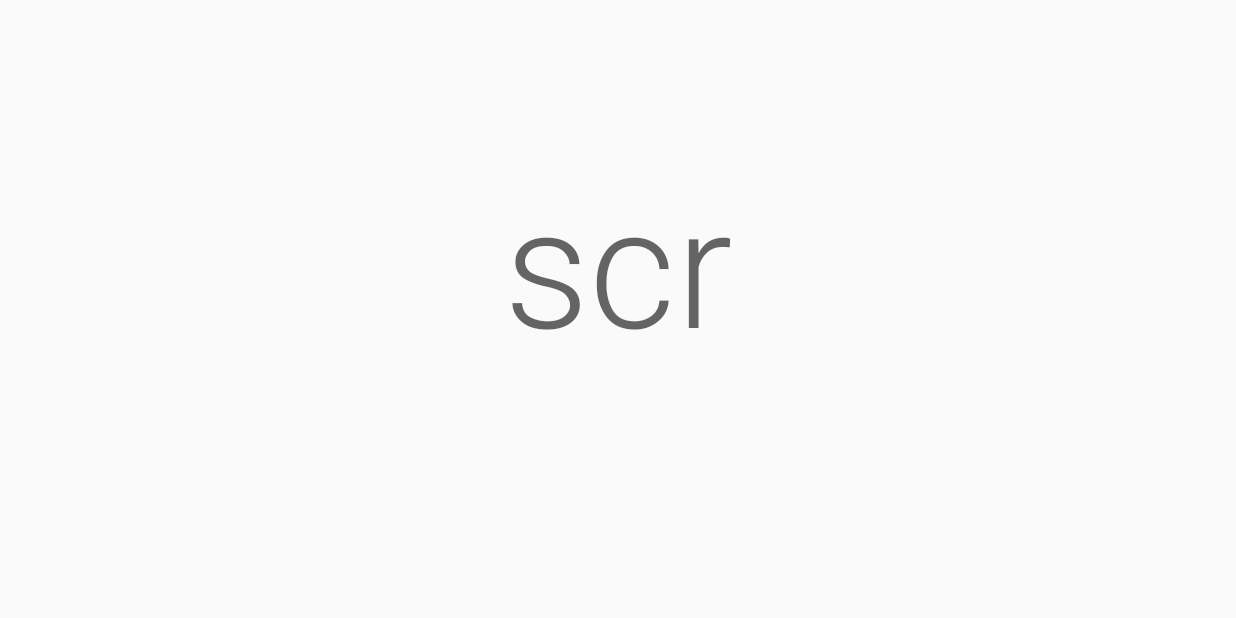
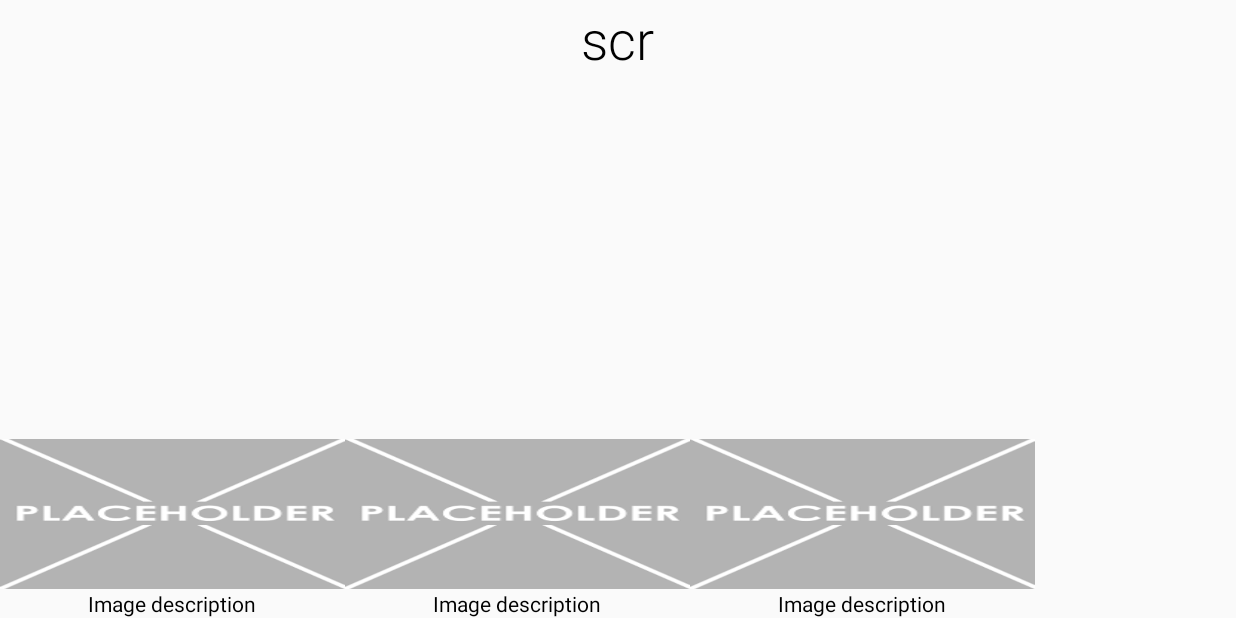
Before and after one commit to iwang2/0334_2nd-Grade-Literacy_Android, an Android app: the Beginning3Scr screen opened directly, with no data from a screen before it, on a phone screen of 824 x 412 dp (held sideways). Run offline under Robolectric (Android 15) with nearby library versions, the phone set to English and light mode, and no system bars; Roboto replaces fonts that are not available here.

Commit message:
Work in progress
Edited the lesson.xml, still need work on constraints

```diff
--- a/app/build.gradle
+++ b/app/build.gradle
@@ -33,6 +33,7 @@ dependencies {
     implementation 'androidx.appcompat:appcompat:1.1.0'
     implementation 'com.google.android.material:material:1.1.0'
     implementation 'androidx.constraintlayout:constraintlayout:1.1.3'
+    implementation 'androidx.gridlayout:gridlayout:1.0.0'
     testImplementation 'junit:junit:4.+'
     androidTestImplementation 'androidx.test.ext:junit:1.1.1'
     androidTestImplementation 'androidx.test.espresso:espresso-core:3.2.0'
--- a/app/src/main/res/layout/lesson.xml
+++ b/app/src/main/res/layout/lesson.xml
@@ -1,20 +1,150 @@
 <?xml version="1.0" encoding="utf-8"?>
-<androidx.constraintlayout.widget.ConstraintLayout
-    xmlns:android="http://schemas.android.com/apk/res/android"
+<androidx.constraintlayout.widget.ConstraintLayout xmlns:android="http://schemas.android.com/apk/res/android"
     xmlns:app="http://schemas.android.com/apk/res-auto"
     xmlns:tools="http://schemas.android.com/tools"
     android:layout_width="match_parent"
     android:layout_height="match_parent">
 
-    <TextView
-        android:id="@+id/lesson_title"
-        android:layout_width="wrap_content"
+
+    <LinearLayout
+        android:id="@+id/linearLayout"
+        android:layout_width="match_parent"
         android:layout_height="wrap_content"
-        android:text="Lesson Title"
-        android:textAppearance="@style/TextAppearance.AppCompat.Display4"
+        android:orientation="vertical"
+        app:layout_constraintEnd_toEndOf="parent"
+        app:layout_constraintHorizontal_bias="0.0"
+        app:layout_constraintStart_toStartOf="parent"
+        app:layout_constraintTop_toTopOf="parent">
+
+
+        <TextView
+            android:id="@+id/lesson_title"
+            android:layout_width="wrap_content"
+            android:layout_height="0dp"
+            android:layout_gravity="center_horizontal"
+            android:layout_margin="1dp"
+            android:layout_weight="1"
+            android:gravity="center"
+            android:text="Lesson Title"
+            android:textAppearance="@style/TextAppearance.AppCompat.Display4"
+            android:textColor="@color/black"
+            android:textSize="36sp" />
+
+    </LinearLayout>
+
+    <LinearLayout
+        android:id="@+id/linearLayout2"
+        android:layout_width="match_parent"
+
+        android:orientation="horizontal"
         app:layout_constraintBottom_toBottomOf="parent"
-        app:layout_constraintEnd_toEndOf="parent"
-        app:layout_constraintStart_toStartOf="parent"
-        app:layout_constraintTop_toTopOf="parent"
-        app:layout_constraintVertical_bias="0.38" />
+        app:layout_constraintTop_toBottomOf="@+id/linearLayout"
+        android:layout_height="0dp">
+
+
+        <LinearLayout
+            android:id="@+id/example1"
+            android:layout_width="wrap_content"
+            android:layout_height="match_parent"
+            android:gravity="center|bottom"
+            android:orientation="vertical"
+            app:layout_constraintBottom_toBottomOf="parent"
+            app:layout_constraintTop_toBottomOf="@id/linearLayout"><![CDATA[
+
+            />
+
+            ]]>
+
+            <ImageView
+                android:id="@+id/image"
+                android:src="@drawable/placeholder"
+                android:layout_width="230dp"
+                android:layout_height="100dp"
+                android:layout_alignParentBottom="true"
+                android:layout_gravity="bottom"
+                android:scaleType="fitXY" />
+
+            <TextView
+                android:id="@+id/myImageViewText"
+                android:layout_width="wrap_content"
+                android:layout_height="wrap_content"
+                android:layout_gravity="center_horizontal"
+                android:layout_weight="0"
+                android:gravity="center"
+                android:text="Image description"
+                android:textColor="#000000" />
+        </LinearLayout>
+
+        <LinearLayout
+            android:id="@+id/example2"
+            android:layout_width="wrap_content"
+            android:layout_height="match_parent"
+            android:gravity="bottom"
+            android:orientation="vertical"
+            app:layout_constraintBottom_toBottomOf="parent"
+            app:layout_constraintTop_toBottomOf="@id/linearLayout"><![CDATA[
+
+            />
+
+            ]]>
+
+            <ImageView
+                android:id="@+id/image2"
+                android:src="@drawable/placeholder"
+                android:layout_width="230dp"
+                android:layout_height="100dp"
+                android:layout_alignParentBottom="true"
+                android:layout_gravity="center|bottom"
+                android:scaleType="fitXY" />
+
+            <TextView
+                android:id="@+id/myImageViewText2"
+                android:layout_width="wrap_content"
+                android:layout_height="wrap_content"
+                android:layout_gravity="center_horizontal"
+                android:layout_weight="0"
+                android:gravity="center"
+                android:text="Image description"
+                android:textColor="#000000" />
+        </LinearLayout>
+
+        <LinearLayout
+            android:id="@+id/example3"
+            android:layout_width="wrap_content"
+            android:layout_height="match_parent"
+            android:gravity="right|bottom"
+            android:orientation="vertical"
+            app:layout_constraintBottom_toBottomOf="parent"
+            app:layout_constraintTop_toBottomOf="@id/linearLayout"><![CDATA[
+
+            />
+
+            ]]>
+
+            <ImageView
+                android:id="@+id/image3"
+                android:src="@drawable/placeholder"
+                android:layout_width="230dp"
+                android:layout_height="100dp"
+                android:layout_alignParentBottom="true"
+                android:layout_gravity="center|bottom"
+                android:scaleType="fitXY" />
+
+            <TextView
+                android:id="@+id/myImageViewText3"
+                android:layout_width="wrap_content"
+                android:layout_height="wrap_content"
+                android:layout_gravity="center_horizontal"
+                android:layout_weight="0"
+                android:gravity="center"
+                android:text="Image description"
+                android:textColor="#000000" />
+        </LinearLayout>
+
+    </LinearLayout>
+
+
+
+
+
 </androidx.constraintlayout.widget.ConstraintLayout>
```
Also changed, not shown: app/src/main/res/drawable/placeholder.png (added).
